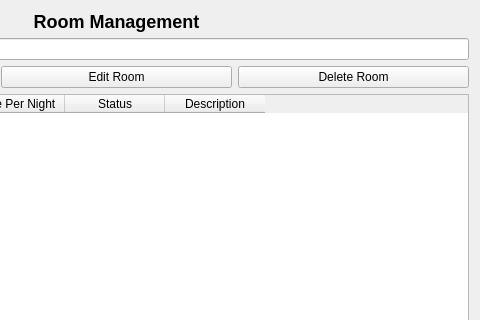
WeWeBunnyX/HotelReservationSQL_Application, file rooms.ui: the form before one commit; both pictures show x 247 to 727 and y 0 to 320 of the 727 by 600 pixel window.
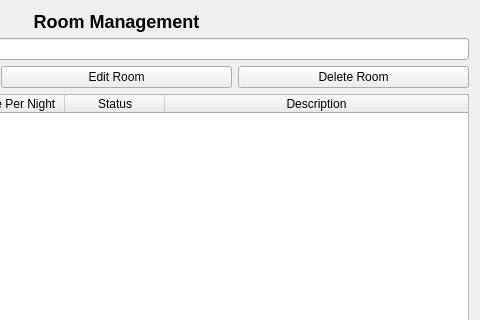
The form after the commit.

Commit message:
Fix Dashboard , Rooms UI Mismatch Issue
- Incorrect  index redirection to
 RoomsModule via roomPage fixed in dashboard.cpp

```diff
--- a/rooms.ui
+++ b/rooms.ui
@@ -65,6 +65,9 @@
    </item>
    <item>
     <widget class="QTableWidget" name="roomsTable">
+     <attribute name="horizontalHeaderStretchLastSection">
+      <bool>true</bool>
+     </attribute>
      <column>
       <property name="text">
        <string>Room ID</string>
```
Left out of the diff: 2 changed lines with no effect on the pictures. The commit also changes 2 other files.
